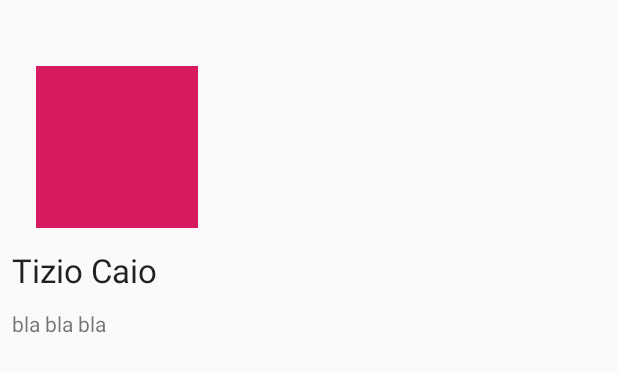
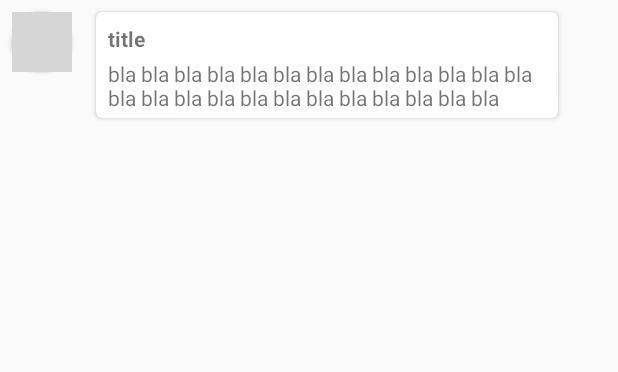
Before and after one commit to roby222/recyclerViewSample, an Android app: the layout item_message.xml on its own in the app's theme, with its tools: preview values and no code run, on a phone screen of 412 x 824 dp. Shown: the top 372 px of the screen. Run offline under Robolectric (Android 15) with nearby library versions, the phone set to English and light mode, and no system bars; grey boxes are pictures that could not be loaded.

Commit message:
feat: message and own message layouts

```diff
--- a/app/build.gradle
+++ b/app/build.gradle
@@ -33,6 +33,7 @@ dependencies {
     implementation 'org.jetbrains.kotlinx:kotlinx-coroutines-android:1.1.0'
     implementation 'org.jetbrains.kotlinx:kotlinx-coroutines-core:1.1.0'
     implementation 'com.android.support:appcompat-v7:28.0.0'
+    compile 'com.android.support:cardview-v7:28.0.0'
     implementation 'com.android.support:recyclerview-v7:28.0.0'
     implementation 'com.android.support.constraint:constraint-layout:1.1.3'
     implementation 'com.google.code.gson:gson:2.8.2'
--- a/app/src/main/java/com/example/roberto/recyclerviewsample/viewholders/AttachmentViewHolder.kt
+++ b/app/src/main/java/com/example/roberto/recyclerviewsample/viewholders/AttachmentViewHolder.kt
@@ -20,7 +20,7 @@ class AttachmentViewHolder(view: View) : CustomViewHolder(view) { //TODO ui
             .into(ivAttachmentImage)
     }
 
-    fun clear() {
+    fun clear() { //TODO
         tvAttachmentName.text = null
         ivAttachmentImage.recyclerview //TODO check
     }
--- a/app/src/main/java/com/example/roberto/recyclerviewsample/viewholders/CustomViewHolder.kt
+++ b/app/src/main/java/com/example/roberto/recyclerviewsample/viewholders/CustomViewHolder.kt
@@ -3,7 +3,7 @@ package com.example.roberto.recyclerviewsample.viewholders
 import android.support.v7.widget.RecyclerView
 import android.view.View
 
-abstract class CustomViewHolder(view: View) : RecyclerView.ViewHolder(view) {
+abstract class CustomViewHolder(view: View) : RecyclerView.ViewHolder(view) { //TODO
 
 abstract fun clearAnimation()
 }
--- a/app/src/main/res/layout/item_message.xml
+++ b/app/src/main/res/layout/item_message.xml
@@ -1,36 +1,76 @@
 <?xml version="1.0" encoding="utf-8"?> <!-- TODO -->
-<RelativeLayout
+<android.support.constraint.ConstraintLayout
         xmlns:android="http://schemas.android.com/apk/res/android"
         xmlns:app="http://schemas.android.com/apk/res-auto"
-        xmlns:tools="http://schemas.android.com/tools"
+        xmlns:tools="http://schemas.android.com/tools" android:layout_width="match_parent"
+        android:layout_height="wrap_content">
+
+    <android.support.v7.widget.CardView
+            android:id="@+id/cardView"
+            android:layout_width="0dp"
             android:layout_height="wrap_content"
+            android:layout_marginTop="8dp"
+            android:layout_marginBottom="8dp"
+            app:layout_constraintTop_toTopOf="parent"
+            app:layout_constraintBottom_toBottomOf="parent"
+            app:layout_constraintVertical_bias="0.018" app:layout_constraintEnd_toEndOf="parent"
+            android:layout_marginEnd="40dp" app:layout_constraintStart_toEndOf="@+id/cardViewAvatar"
+            android:layout_marginStart="8dp"
+            app:cardCornerRadius="4dp">
+
+        <android.support.constraint.ConstraintLayout
                 android:layout_width="match_parent"
-        android:orientation="vertical">
+                android:layout_height="wrap_content">
 
-
-    <ImageView
-            android:id="@+id/imageView"
-            android:layout_width="wrap_content"
-            android:layout_height="wrap_content"
-            android:tint="@color/colorAccent"
-            app:srcCompat="@drawable/ic_launcher_background" android:layout_alignParentStart="true"
-            android:layout_marginStart="24dp" android:layout_alignParentTop="true" android:layout_marginTop="44dp"/>
 
             <TextView
                     android:id="@+id/tvname"
-            android:layout_width="match_parent"
+                    android:text="title"
+                    android:layout_width="0dp"
                     android:layout_height="wrap_content"
-            android:layout_marginStart="8dp"
-            android:layout_marginEnd="8dp"
-            android:textAppearance="@style/TextAppearance.AppCompat.Large"
-            tools:text="Tizio Caio" android:layout_marginTop="165dp" android:layout_alignParentTop="true"/>
+                    android:layout_marginTop="8dp"
+                    android:layout_marginEnd="16dp"
+                    app:layout_constraintTop_toTopOf="parent"
+                    app:layout_constraintEnd_toEndOf="parent"
+                    app:layout_constraintVertical_chainStyle="spread"
+                    app:layout_constraintStart_toStartOf="parent" android:layout_marginStart="8dp"
+                    android:textStyle="bold">
+
+            </TextView>
 
             <TextView
+                    android:text="bla bla bla bla bla bla bla bla bla bla bla bla bla bla bla bla bla bla bla bla bla bla bla bla bla  "
+                    android:layout_width="0dp"
+                    android:layout_height="wrap_content"
                     android:id="@+id/tvmessage"
+                    app:layout_constraintEnd_toEndOf="parent"
+                    android:layout_marginEnd="8dp" app:layout_constraintStart_toStartOf="parent"
+                    android:layout_marginStart="8dp" android:layout_marginTop="4dp"
+                    app:layout_constraintTop_toBottomOf="@+id/tvname" app:layout_constraintBottom_toBottomOf="parent"
+                    android:layout_marginBottom="4dp"/>
+
+        </android.support.constraint.ConstraintLayout>
+
+    </android.support.v7.widget.CardView>
+
+    <android.support.v7.widget.CardView
+            android:layout_width="40dp"
+            android:layout_height="40dp"
+            android:elevation="12dp"
+            android:id="@+id/cardViewAvatar"
+            app:cardCornerRadius="20dp"
+            android:layout_centerHorizontal="true"
+            app:layout_constraintStart_toStartOf="parent" android:layout_marginStart="8dp"
+            android:layout_marginTop="8dp" app:layout_constraintTop_toTopOf="parent"
+            app:layout_constraintEnd_toStartOf="@+id/cardView" android:layout_marginEnd="8dp"
+            app:layout_constraintHorizontal_bias="0.0">
+        <ImageView
+                android:layout_height="40dp"
                 android:layout_width="match_parent"
-            android:layout_height="wrap_content"
-            android:layout_marginStart="8dp"
-            android:layout_marginEnd="8dp"
-            tools:text="bla bla bla" android:layout_marginTop="206dp" android:layout_alignParentTop="true"/>
+                android:id="@+id/imageView"
+                tools:srcCompat="@tools:sample/avatars"
+                android:scaleType="centerCrop"/>
+    </android.support.v7.widget.CardView>
 
-</RelativeLayout>
+
+</android.support.constraint.ConstraintLayout>
--- a/app/src/main/res/values/strings.xml
+++ b/app/src/main/res/values/strings.xml
@@ -1,3 +1,4 @@
 <resources>
     <string name="app_name">RecyclerViewSample</string>
+    <string name="own_message_title">Me</string>
 </resources>
```
Also changed, not shown: app/src/main/java/com/example/roberto/recyclerviewsample/MessageAdapter.kt (+5 -5 lines), app/src/main/java/com/example/roberto/recyclerviewsample/viewholders/MessageViewHolder.kt (+9 -2 lines), app/src/main/java/com/example/roberto/recyclerviewsample/viewholders/UserMessageViewHolder.kt (+17 -2 lines), app/src/main/res/layout/item_user_message.xml (deleted, +0 -36 lines). Lines whose indentation alone changed are shown as unchanged.
